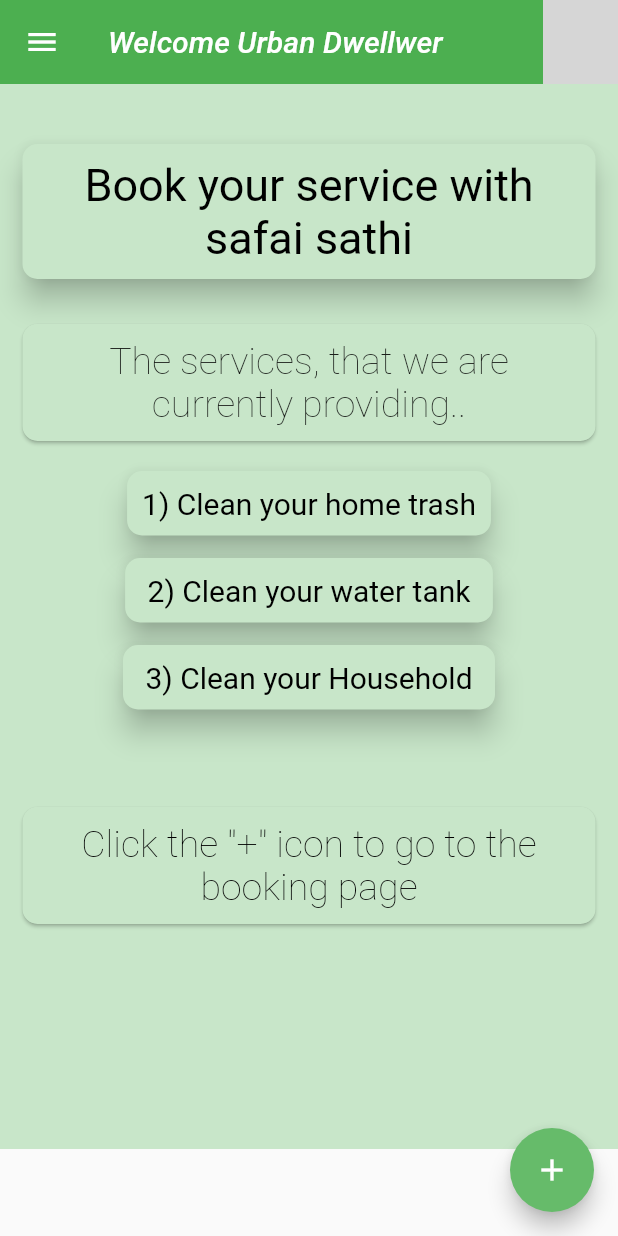
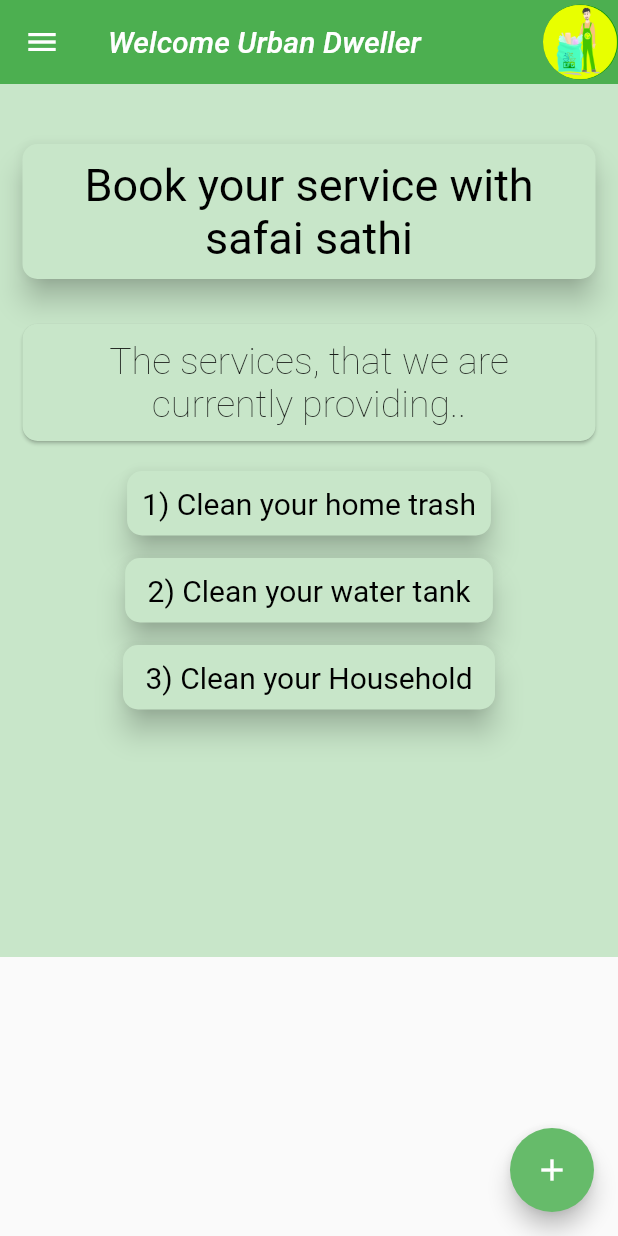
Before and after one commit to frk611/SafaiSathi, a Flutter app: the HomePage screen opened directly, on a phone screen of 412 x 824 dp. Run offline on Flutter 3.47's test engine with Material 2 defaults, Android fonts, the light colour scheme and no system bars; our stand-ins replace cloud_firestore, firebase_auth, firebase_storage, flutter_spinkit, image_picker; missing offline and left inert: linkable; accounts and stored records are empty; grey boxes are pictures that could not be loaded.

Commit message:
buttons changed

```diff
--- a/lib/screens/homePage.dart
+++ b/lib/screens/homePage.dart
@@ -27,7 +27,7 @@
       drawer: NavDrawer(),
       appBar: AppBar(
         title: Text(
-          'Welcome Urban Dwellwer',
+          'Welcome Urban Dweller',
           style: TextStyle(
             fontSize: 20,
             fontStyle: FontStyle.italic,
@@ -95,7 +95,18 @@
                   ),
                 ),
               ),
-              Card(
+              FlatButton(
+                onPressed: () {
+                  bookingsNotifier.currentBookings = null;
+                  Navigator.of(context).push(
+                    MaterialPageRoute(builder: (BuildContext context) {
+                      return BookingsForm(
+                        isUpdating: false,
+                      );
+                    }),
+                  );
+                },
+                child: Card(
                   margin: EdgeInsets.fromLTRB(15, 0, 15, 15),
                   shape: RoundedRectangleBorder(
                     borderRadius: BorderRadius.circular(10),
@@ -110,13 +121,24 @@
                       style: TextStyle(
                           fontStyle: FontStyle.normal,
                           fontSize: 20,
-                        fontWeight: FontWeight.w400,
                           color: Colors.black),
                       textAlign: TextAlign.center,
                     ),
                   ),
                 ),
-              Card(
+              ),
+              FlatButton(
+                onPressed: () {
+                  bookingsNotifier.currentBookings = null;
+                  Navigator.of(context).push(
+                    MaterialPageRoute(builder: (BuildContext context) {
+                      return BookingsForm(
+                        isUpdating: false,
+                      );
+                    }),
+                  );
+                },
+                child: Card(
                   margin: EdgeInsets.fromLTRB(15, 0, 15, 15),
                   shape: RoundedRectangleBorder(
                     borderRadius: BorderRadius.circular(10),
@@ -136,27 +158,19 @@
                     ),
                   ),
                 ),
-              /*Card(
-                margin: EdgeInsets.fromLTRB(15, 0, 15, 15),
-                shape: RoundedRectangleBorder(
-                  borderRadius: BorderRadius.circular(10),
               ),
-                elevation: 8.0,
-                shadowColor: Colors.black,
-                color: Colors.green[100],
-                child: Padding(
-                  padding: EdgeInsets.all(10),
-                  child: Text(
-                    '3) Clean Toilet(upcoming)',
-                    style: TextStyle(
-                        fontStyle: FontStyle.normal,
-                        fontSize: 20,
-                        color: Colors.black),
-                    textAlign: TextAlign.center,
-                  ),
-                ),
-              ),*/
-              Card(
+              FlatButton(
+                onPressed: () {
+                  bookingsNotifier.currentBookings = null;
+                  Navigator.of(context).push(
+                    MaterialPageRoute(builder: (BuildContext context) {
+                      return BookingsForm(
+                        isUpdating: false,
+                      );
+                    }),
+                  );
+                },
+                child: Card(
                   margin: EdgeInsets.fromLTRB(15, 0, 15, 15),
                   shape: RoundedRectangleBorder(
                     borderRadius: BorderRadius.circular(10),
@@ -174,27 +188,6 @@
                           color: Colors.black),
                       textAlign: TextAlign.center,
                     ),
-                ),
-              ),
-              SizedBox(
-                height: 50,
-              ),
-              Card(
-                margin: EdgeInsets.fromLTRB(15, 0, 15, 0),
-                shape: RoundedRectangleBorder(
-                  borderRadius: BorderRadius.circular(10),
-                ),
-                color: Colors.green[100],
-                child: Padding(
-                  padding: EdgeInsets.all(10),
-                  child: Text(
-                    'Click the \"+" icon to go to the booking page',
-                    style: TextStyle(
-                        fontStyle: FontStyle.normal,
-                        fontSize: 25,
-                        fontWeight: FontWeight.w200,
-                        color: Colors.black),
-                    textAlign: TextAlign.center,
                   ),
                 ),
               ),
```
Also changed, not shown: pubspec.yaml (+19 -1 lines), 1 other file. Lines whose indentation alone changed are shown as unchanged.
